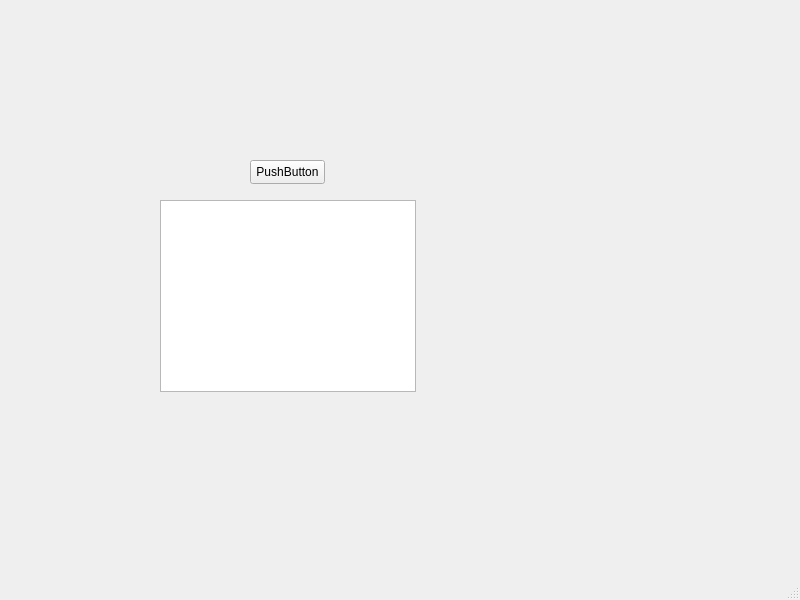
Before: the Qt Designer form src/mainwindow.ui in Karenina-na/Sorting, drawn with Qt 5.
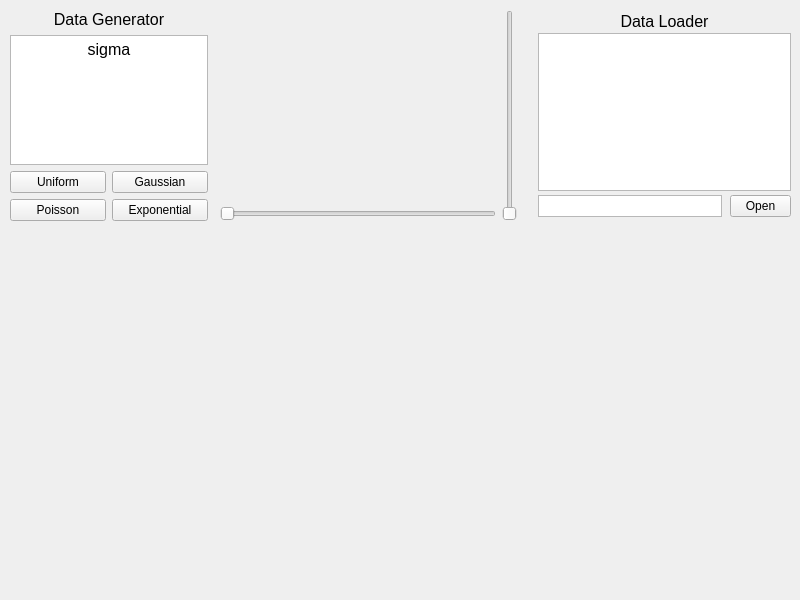
After: the same form once the commit is applied. Icons and pictures are not drawn.

Commit message: Complete the graphical interface design for data loading.

Patch:
```diff
--- a/src/mainwindow.ui
+++ b/src/mainwindow.ui
@@ -10,45 +10,289 @@
     <height>600</height>
    </rect>
   </property>
+  <property name="sizePolicy">
+   <sizepolicy hsizetype="Ignored" vsizetype="Maximum">
+    <horstretch>0</horstretch>
+    <verstretch>0</verstretch>
+   </sizepolicy>
+  </property>
+  <property name="minimumSize">
+   <size>
+    <width>800</width>
+    <height>600</height>
+   </size>
+  </property>
+  <property name="maximumSize">
+   <size>
+    <width>800</width>
+    <height>600</height>
+   </size>
+  </property>
+  <property name="mouseTracking">
+   <bool>false</bool>
+  </property>
+  <property name="contextMenuPolicy">
+   <enum>Qt::DefaultContextMenu</enum>
+  </property>
   <property name="windowTitle">
    <string>MainWindow</string>
   </property>
   <widget class="QWidget" name="centralwidget">
-   <widget class="QPushButton" name="pushButton">
+   <widget class="QWidget" name="layoutWidget">
     <property name="geometry">
      <rect>
-      <x>250</x>
-      <y>160</y>
-      <width>75</width>
-      <height>24</height>
+      <x>10</x>
+      <y>10</y>
+      <width>781</width>
+      <height>211</height>
      </rect>
     </property>
-    <property name="text">
-     <string>PushButton</string>
-    </property>
+    <layout class="QHBoxLayout" name="Data_layout" stretch="24,1,12">
+     <property name="spacing">
+      <number>0</number>
+     </property>
+     <item>
+      <layout class="QHBoxLayout" name="Data_Generator_layout" stretch="32,1,48">
+       <property name="spacing">
+        <number>6</number>
+       </property>
+       <item>
+        <layout class="QVBoxLayout" name="data_generator_left_layout">
+         <item>
+          <widget class="QLabel" name="data_input_generator_title">
+           <property name="font">
+            <font>
+             <pointsize>12</pointsize>
+            </font>
+           </property>
+           <property name="autoFillBackground">
+            <bool>false</bool>
+           </property>
+           <property name="text">
+            <string>Data Generator</string>
+           </property>
+           <property name="alignment">
+            <set>Qt::AlignCenter</set>
+           </property>
+          </widget>
+         </item>
+         <item>
+          <widget class="QTextBrowser" name="textBrowser">
+           <property name="font">
+            <font>
+             <pointsize>12</pointsize>
+            </font>
+           </property>
+           <property name="cursor" stdset="0">
+            <cursorShape>ArrowCursor</cursorShape>
+           </property>
+           <property name="html">
+            <string>&lt;!DOCTYPE HTML PUBLIC &quot;-//W3C//DTD HTML 4.0//EN&quot; &quot;http://www.w3.org/TR/REC-html40/strict.dtd&quot;&gt;
+&lt;html&gt;&lt;head&gt;&lt;meta name=&quot;qrichtext&quot; content=&quot;1&quot; /&gt;&lt;meta charset=&quot;utf-8&quot; /&gt;&lt;style type=&quot;text/css&quot;&gt;
+p, li { white-space: pre-wrap; }
+hr { height: 1px; border-width: 0; }
+li.unchecked::marker { content: &quot;\2610&quot;; }
+li.checked::marker { content: &quot;\2612&quot;; }
+&lt;/style&gt;&lt;/head&gt;&lt;body style=&quot; font-family:'Microsoft YaHei UI'; font-size:12pt; font-weight:400; font-style:normal;&quot;&gt;
+&lt;p align=&quot;center&quot; style=&quot; margin-top:12px; margin-bottom:12px; margin-left:0px; margin-right:0px; -qt-block-indent:0; text-indent:0px;&quot;&gt;sigma&lt;/p&gt;&lt;/body&gt;&lt;/html&gt;</string>
+           </property>
+          </widget>
+         </item>
+         <item>
+          <layout class="QGridLayout" name="distribution_choose_layout">
+           <item row="0" column="0">
+            <widget class="QPushButton" name="data_input_uniform_button">
+             <property name="text">
+              <string>Uniform</string>
+             </property>
+            </widget>
+           </item>
+           <item row="0" column="1">
+            <widget class="QPushButton" name="data_input_gaussian_button">
+             <property name="text">
+              <string>Gaussian</string>
+             </property>
+            </widget>
+           </item>
+           <item row="1" column="0">
+            <widget class="QPushButton" name="data_input_poisson_button">
+             <property name="text">
+              <string>Poisson</string>
+             </property>
+            </widget>
+           </item>
+           <item row="1" column="1">
+            <widget class="QPushButton" name="data_input_exponential_button">
+             <property name="text">
+              <string>Exponential</string>
+             </property>
+            </widget>
+           </item>
+          </layout>
+         </item>
+        </layout>
+       </item>
+       <item>
+        <spacer name="Data_Generator_space">
+         <property name="orientation">
+          <enum>Qt::Vertical</enum>
+         </property>
+         <property name="sizeHint" stdset="0">
+          <size>
+           <width>5</width>
+           <height>198</height>
+          </size>
+         </property>
+        </spacer>
+       </item>
+       <item>
+        <layout class="QGridLayout" name="distribution_show_layout" rowstretch="20,1" columnstretch="20,1">
+         <item row="1" column="0">
+          <widget class="QSlider" name="data_input_distribution_horizontal_slider">
+           <property name="sizePolicy">
+            <sizepolicy hsizetype="Expanding" vsizetype="Fixed">
+             <horstretch>0</horstretch>
+             <verstretch>0</verstretch>
+            </sizepolicy>
+           </property>
+           <property name="orientation">
+            <enum>Qt::Horizontal</enum>
+           </property>
+          </widget>
+         </item>
+         <item row="0" column="0">
+          <widget class="QWidget" name="data_input_distribution_preview" native="true"/>
+         </item>
+         <item row="0" column="1" rowspan="2">
+          <widget class="QSlider" name="data_input_distribution_vertical_slider">
+           <property name="orientation">
+            <enum>Qt::Vertical</enum>
+           </property>
+          </widget>
+         </item>
+        </layout>
+       </item>
+      </layout>
+     </item>
+     <item>
+      <spacer name="Data_Loader_space">
+       <property name="orientation">
+        <enum>Qt::Vertical</enum>
+       </property>
+       <property name="sizeHint" stdset="0">
+        <size>
+         <width>5</width>
+         <height>188</height>
+        </size>
+       </property>
+      </spacer>
+     </item>
+     <item>
+      <layout class="QVBoxLayout" name="Data_Loader_layout" stretch="2,14,2">
+       <property name="sizeConstraint">
+        <enum>QLayout::SetDefaultConstraint</enum>
+       </property>
+       <property name="bottomMargin">
+        <number>0</number>
+       </property>
+       <item>
+        <widget class="QLabel" name="Data_Loader_title">
+         <property name="font">
+          <font>
+           <pointsize>12</pointsize>
+          </font>
+         </property>
+         <property name="autoFillBackground">
+          <bool>false</bool>
+         </property>
+         <property name="text">
+          <string>Data Loader</string>
+         </property>
+         <property name="alignment">
+          <set>Qt::AlignCenter</set>
+         </property>
+        </widget>
+       </item>
+       <item>
+        <widget class="QTextBrowser" name="Data_Loader_preview">
+         <property name="sizePolicy">
+          <sizepolicy hsizetype="Maximum" vsizetype="Ignored">
+           <horstretch>0</horstretch>
+           <verstretch>0</verstretch>
+          </sizepolicy>
+         </property>
+         <property name="html">
+          <string>&lt;!DOCTYPE HTML PUBLIC &quot;-//W3C//DTD HTML 4.0//EN&quot; &quot;http://www.w3.org/TR/REC-html40/strict.dtd&quot;&gt;
+&lt;html&gt;&lt;head&gt;&lt;meta name=&quot;qrichtext&quot; content=&quot;1&quot; /&gt;&lt;meta charset=&quot;utf-8&quot; /&gt;&lt;style type=&quot;text/css&quot;&gt;
+p, li { white-space: pre-wrap; }
+hr { height: 1px; border-width: 0; }
+li.unchecked::marker { content: &quot;\2610&quot;; }
+li.checked::marker { content: &quot;\2612&quot;; }
+&lt;/style&gt;&lt;/head&gt;&lt;body style=&quot; font-family:'Microsoft YaHei UI'; font-size:9pt; font-weight:400; font-style:normal;&quot;&gt;
+&lt;p style=&quot;-qt-paragraph-type:empty; margin-top:0px; margin-bottom:0px; margin-left:0px; margin-right:0px; -qt-block-indent:0; text-indent:0px;&quot;&gt;&lt;br /&gt;&lt;/p&gt;&lt;/body&gt;&lt;/html&gt;</string>
+         </property>
+        </widget>
+       </item>
+       <item>
+        <layout class="QHBoxLayout" name="Data_Loader_button_layout" stretch="12,4">
+         <property name="spacing">
+          <number>8</number>
+         </property>
+         <property name="topMargin">
+          <number>4</number>
+         </property>
+         <property name="bottomMargin">
+          <number>4</number>
+         </property>
+         <item>
+          <widget class="QTextBrowser" name="Data_Loader_show">
+           <property name="sizePolicy">
+            <sizepolicy hsizetype="Ignored" vsizetype="Ignored">
+             <horstretch>0</horstretch>
+             <verstretch>0</verstretch>
+            </sizepolicy>
+           </property>
+           <property name="focusPolicy">
+            <enum>Qt::NoFocus</enum>
+           </property>
+           <property name="verticalScrollBarPolicy">
+            <enum>Qt::ScrollBarAlwaysOff</enum>
+           </property>
+           <property name="horizontalScrollBarPolicy">
+            <enum>Qt::ScrollBarAlwaysOff</enum>
+           </property>
+           <property name="html">
+            <string>&lt;!DOCTYPE HTML PUBLIC &quot;-//W3C//DTD HTML 4.0//EN&quot; &quot;http://www.w3.org/TR/REC-html40/strict.dtd&quot;&gt;
+&lt;html&gt;&lt;head&gt;&lt;meta name=&quot;qrichtext&quot; content=&quot;1&quot; /&gt;&lt;meta charset=&quot;utf-8&quot; /&gt;&lt;style type=&quot;text/css&quot;&gt;
+p, li { white-space: pre-wrap; }
+hr { height: 1px; border-width: 0; }
+li.unchecked::marker { content: &quot;\2610&quot;; }
+li.checked::marker { content: &quot;\2612&quot;; }
+&lt;/style&gt;&lt;/head&gt;&lt;body style=&quot; font-family:'Microsoft YaHei UI'; font-size:9pt; font-weight:400; font-style:normal;&quot;&gt;
+&lt;p style=&quot;-qt-paragraph-type:empty; margin-top:0px; margin-bottom:0px; margin-left:0px; margin-right:0px; -qt-block-indent:0; text-indent:0px;&quot;&gt;&lt;br /&gt;&lt;/p&gt;&lt;/body&gt;&lt;/html&gt;</string>
+           </property>
+          </widget>
+         </item>
+         <item>
+          <widget class="QPushButton" name="Data_Loader_Button">
+           <property name="sizePolicy">
+            <sizepolicy hsizetype="Ignored" vsizetype="Fixed">
+             <horstretch>0</horstretch>
+             <verstretch>0</verstretch>
+            </sizepolicy>
+           </property>
+           <property name="text">
+            <string>Open</string>
+           </property>
+          </widget>
+         </item>
+        </layout>
+       </item>
+      </layout>
+     </item>
+    </layout>
    </widget>
-   <widget class="QTextBrowser" name="textBrowser">
-    <property name="geometry">
-     <rect>
-      <x>160</x>
-      <y>200</y>
-      <width>256</width>
-      <height>192</height>
-     </rect>
-    </property>
-   </widget>
   </widget>
-  <widget class="QMenuBar" name="menubar">
-   <property name="geometry">
-    <rect>
-     <x>0</x>
-     <y>0</y>
-     <width>800</width>
-     <height>22</height>
-    </rect>
-   </property>
-  </widget>
-  <widget class="QStatusBar" name="statusbar"/>
  </widget>
  <resources/>
  <connections/>
```
Left out of the diff: 4 changed lines with no effect on the pictures. The commit also changes 2 other files.
